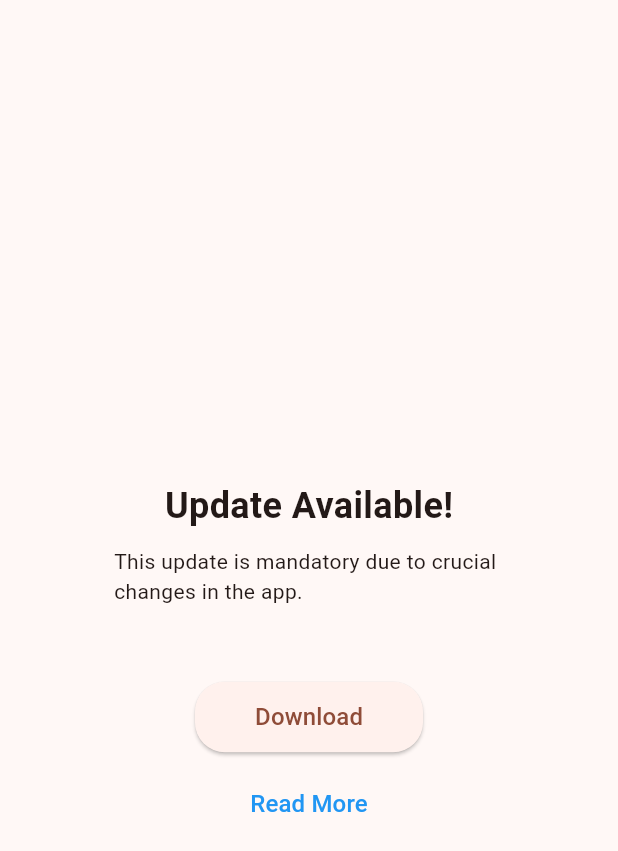
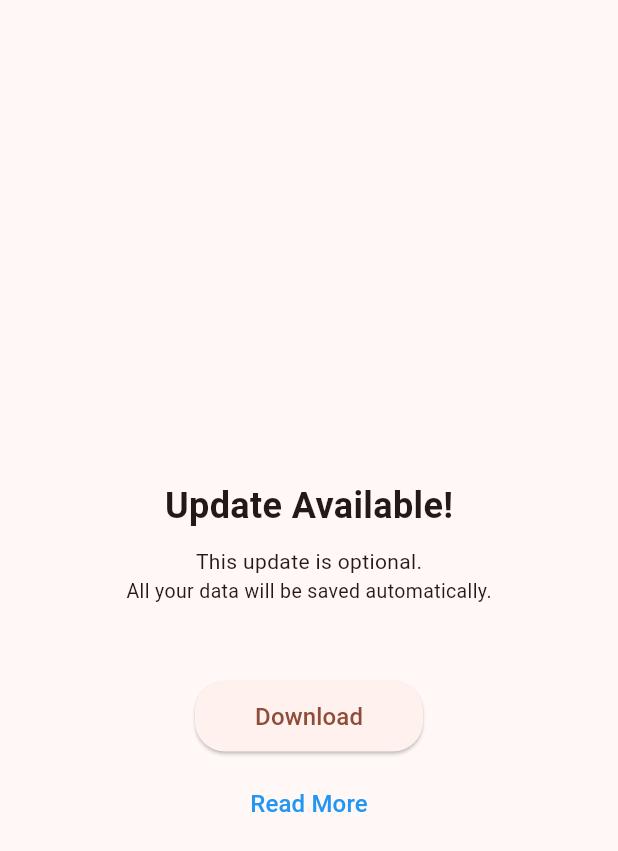
Before and after one commit to WesamAbadi/NoteFuse, a Flutter app: the UpdatePage screen opened directly with empty values, on a phone screen of 412 x 824 dp. Shown: the top 851 px of the screen. Run offline on Flutter 3.47's test engine with Material 3 defaults, Android fonts, the phone set to English and light mode, and no system bars; our stand-ins replace cloud_firestore, firebase_auth, firebase_core, google_sign_in; missing offline and left inert: ota_update; accounts and stored records are empty; generated files the repository leaves out were written again.

Commit message:
add optional updates

```diff
--- a/lib/main.dart
+++ b/lib/main.dart
@@ -1,11 +1,7 @@
 import 'package:flutter/material.dart';
 import 'package:firebase_core/firebase_core.dart';
 import 'package:note_fuse/firebase_options.dart';
-// import 'package:dynamic_color/dynamic_color.dart';
-
 import 'pages/main_page.dart';
-// import 'pages/home_page.dart';
-// import 'services/firestore.dart';
 
 void main() async {
   WidgetsFlutterBinding.ensureInitialized();
@@ -20,8 +16,6 @@ class MyApp extends StatelessWidget {
   Widget build(BuildContext context) {
     return MaterialApp(
       debugShowCheckedModeBanner: false,
-      //for debugging purposes, keep it commented out
-      //home: MainPage(),
       theme: ThemeData(
           colorScheme: ColorScheme.fromSeed(seedColor: Colors.deepOrange)),
       home: MainPage(),
--- a/lib/pages/update_page.dart
+++ b/lib/pages/update_page.dart
@@ -5,7 +5,12 @@ import 'package:ota_update/ota_update.dart';
 class UpdatePage extends StatelessWidget {
   final String version;
   final String url;
-  const UpdatePage({Key? key, required this.version, required this.url})
+  final bool mandatory;
+  const UpdatePage(
+      {Key? key,
+      required this.version,
+      required this.url,
+      this.mandatory = false})
       : super(key: key);
 
   @override
@@ -30,10 +35,16 @@ class UpdatePage extends StatelessWidget {
                 'Update Available!',
                 style: TextStyle(fontSize: 24, fontWeight: FontWeight.bold),
               ),
-              SizedBox(height: 10), // Add a gap of 10 pixels
+              SizedBox(height: 10),
               Text(
-                'This update is mandatory due to crucial changes in the app.',
+                mandatory == true
+                    ? 'This update is mandatory.'
+                    : "This update is optional.",
                 style: TextStyle(fontSize: 14, fontWeight: FontWeight.normal),
+              ),
+              Text(
+                'All your data will be saved automatically.',
+                style: TextStyle(fontSize: 13, fontWeight: FontWeight.normal),
               ),
               SizedBox(height: 50),
               ElevatedButton(
```
Also changed, not shown: lib/pages/home_page.dart (+11 -20 lines), lib/pages/main_page.dart (+63 -8 lines), lib/services/firestore.dart (+6 -6 lines).
